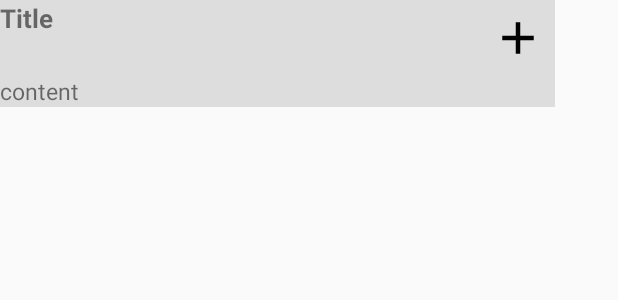
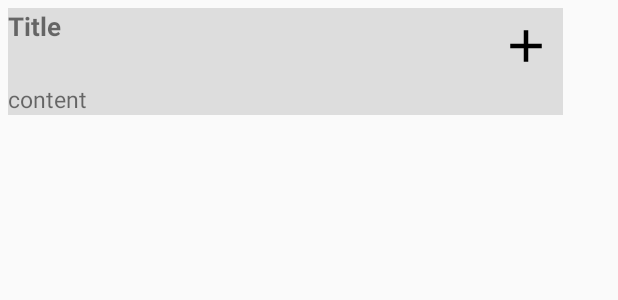
Before and after one commit to snyann/HolLaw_android, an Android app: the layout keyword_recycler.xml on its own in the app's theme, with its tools: preview values and no code run, on a phone screen of 412 x 824 dp. Shown: the top 300 px of the screen. Run offline under Robolectric (Android 15) with nearby library versions, the phone set to English and light mode, and no system bars.

Commit message:
re_revision_law.xml 리싸이클러뷰 설정

```diff
--- a/app/src/main/java/com/example/cns_ny/RV_MainActivity.java
+++ b/app/src/main/java/com/example/cns_ny/RV_MainActivity.java
@@ -1,11 +1,13 @@
 package com.example.cns_ny;
 
 import android.os.Bundle;
-import android.support.v7.widget.LinearLayoutManager;
-import android.support.v7.widget.RecyclerView;
+
 import androidx.appcompat.app.AppCompatActivity;
+import androidx.recyclerview.widget.LinearLayoutManager;
+import androidx.recyclerview.widget.RecyclerView;
 
 import com.example.community.R;
+
 import java.util.Arrays;
 import java.util.List;
 
--- a/app/src/main/res/layout/keyword_recycler.xml
+++ b/app/src/main/res/layout/keyword_recycler.xml
@@ -3,21 +3,21 @@
     xmlns:app="http://schemas.android.com/apk/res-auto"
     xmlns:tools="http://schemas.android.com/tools"
     android:layout_width="match_parent"
-    android:layout_height="match_parent"
-    android:orientation="vertical">
+    android:layout_height="wrap_content"
+    android:orientation="vertical"
+    android:padding="5dp">
 
     <TextView
         android:id="@+id/textView"
         android:layout_width="320dp"
         android:layout_height="50dp"
         android:background="#DDDDDD"
+        android:inputType="textNoSuggestions"
         android:text="Title"
         android:textSize="17dp"
         android:textStyle="bold"
         app:layout_constraintStart_toStartOf="parent"
-        app:layout_constraintTop_toTopOf="parent"
-        android:inputType = "textNoSuggestions">
-    </TextView>
+        app:layout_constraintTop_toTopOf="parent"></TextView>
 
     <ImageButton
         android:id="@+id/imageButton"
@@ -27,19 +27,17 @@
         android:src="@drawable/ic_baseline_add_24"
         app:layout_constraintStart_toEndOf="@id/textView"
         app:layout_constraintTop_toTopOf="parent"
-        tools:ignore="MissingConstraints">
-    </ImageButton>
+        tools:ignore="MissingConstraints"></ImageButton>
 
     <TextView
         android:id="@+id/textView2"
         android:layout_width="370dp"
         android:layout_height="wrap_content"
         android:background="#DDDDDD"
+        android:maxLines="5"
         android:text="content"
         android:textSize="15dp"
-        android:maxLines="5"
         app:layout_constraintTop_toBottomOf="@id/textView"
-        tools:ignore="MissingConstraints">
-    </TextView>
+        tools:ignore="MissingConstraints"></TextView>
 
 </androidx.constraintlayout.widget.ConstraintLayout>
--- a/app/src/main/res/layout/re_revision_law.xml
+++ b/app/src/main/res/layout/re_revision_law.xml
@@ -52,5 +52,6 @@
         android:layout_marginLeft="8dp"
         android:layout_marginTop="110dp"
         app:layout_constraintStart_toStartOf="parent"
-        app:layout_constraintTop_toTopOf="parent" />
+        app:layout_constraintTop_toTopOf="parent"
+        tools:listitem="@layout/keyword_recycler"/>
 </androidx.constraintlayout.widget.ConstraintLayout>
```
Also changed, not shown: app/src/main/java/com/example/cns_ny/RecyclerAdapter.java (added, +63 -0 lines).
